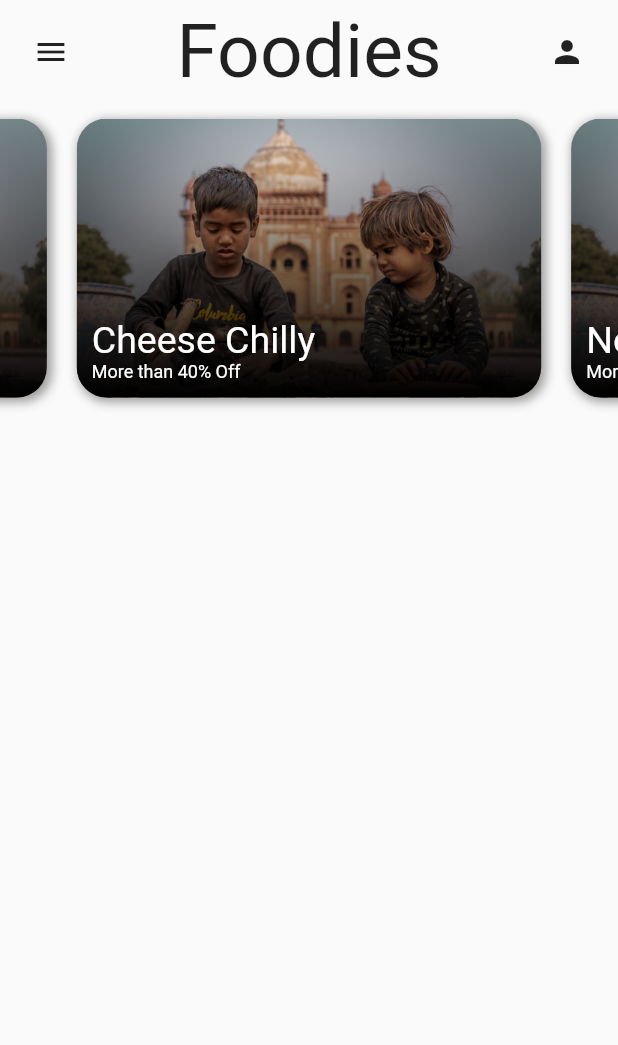
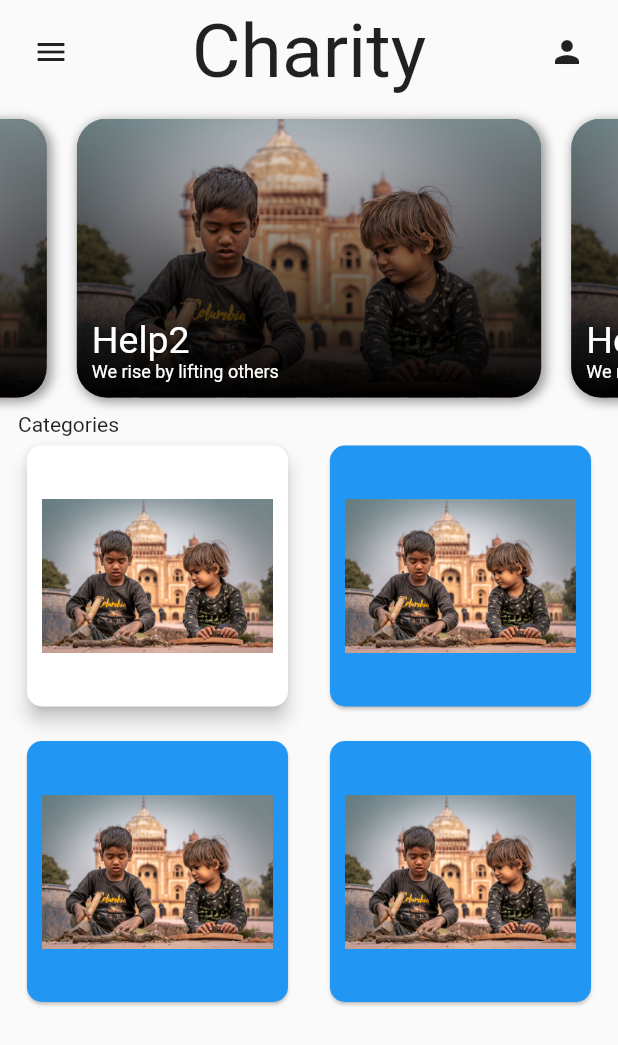
Before and after one commit to AditiBarnwal/ngo_flutterapp, a Flutter app: the screen it shows after launch, on a phone screen of 412 x 824 dp. Shown: the top 1045 px of the screen. Run offline on Flutter 3.47's test engine with Material 2 defaults, Android fonts, the phone set to English and light mode, and no system bars; our stand-ins replace google_fonts; Roboto replaces fonts that are missing (Samantha).

Commit message:
homepage updated

```diff
--- a/lib/Screens/homeScreen.dart
+++ b/lib/Screens/homeScreen.dart
@@ -5,7 +5,7 @@ import 'package:flutter/material.dart';
 import 'package:flutter/services.dart';
 import 'package:google_fonts/google_fonts.dart';
 
-var bannerItems = ["Burger", "Cheese Chilly", "Noodles", "Pizza"];
+var bannerItems = ["Help1", "Help2", "Help3", "Help4"];
 var bannerImage = [
   "assets/images/help3.jpg",
   "assets/images/help3.jpg",
@@ -13,12 +13,14 @@ var bannerImage = [
   "assets/images/help3.jpg"
 ];
 class HomeScreen extends StatelessWidget {
+
   static const String id= 'home-screen';
 
   @override
   Widget build(BuildContext context) {
     var screenHeight = MediaQuery.of(context).size.height;
     var screenWidth = MediaQuery.of(context).size.width;
+
 
     return Scaffold(
       body: Container(
@@ -27,7 +29,7 @@ class HomeScreen extends StatelessWidget {
         child: SafeArea(
             child: SingleChildScrollView(
               child: Column(
-                crossAxisAlignment: CrossAxisAlignment.center,
+                crossAxisAlignment: CrossAxisAlignment.start,
                 children: <Widget>[
                   Padding(
                     padding: const EdgeInsets.fromLTRB(10, 5, 10, 5),
@@ -36,19 +38,106 @@ class HomeScreen extends StatelessWidget {
                       children: <Widget>[
                         IconButton(icon: Icon(Icons.menu), onPressed: () {}),
                         Text(
-                          "Foodies",
+                          "Charity",
                           style: TextStyle(fontSize: 50, fontFamily: "Samantha"),
                         ),
                         IconButton(icon: Icon(Icons.person), onPressed: () {})
                       ],
                     ),
                   ),
+
                   BannerWidgetArea(),
+
+                  Padding(
+                    padding: const EdgeInsets.symmetric(horizontal: 12),
+                    child: Column(
+                      crossAxisAlignment: CrossAxisAlignment.start,
+
+                      children: [
+                        Text("Categories"),
+                        SizedBox(
+
+                          height: MediaQuery.of(context).size.height,
+
+                          child: GridView.count(
+
+                              primary: false,
+                              padding: const EdgeInsets.all(2),
+                              crossAxisSpacing: 20,
+                              mainAxisSpacing: 15,
+                              crossAxisCount: 2,
+                             children:[
+                              Container(
+                                height: 300,
+                                child: Card(
+                                  elevation: 5,
+                                  shape: RoundedRectangleBorder(
+                                    borderRadius: BorderRadius.circular(10)
+                                  ),
+
+                                  child: Padding(
+                                    padding: const EdgeInsets.all(10.0),
+                                    child: Image.asset('assets/images/help3.jpg',
+                                    ),
+                                  ),
+                                ),
+                              ),
+                               Container(
+                                 height: 300,
+                                 child: Card(
+                                   shape: RoundedRectangleBorder(
+                                       borderRadius: BorderRadius.circular(10)
+                                   ),
+                                   color: Colors.blue,
+                                   child: Padding(
+                                     padding: const EdgeInsets.all(10.0),
+                                     child: Image.asset('assets/images/help3.jpg',
+                                     ),
+                                   ),
+                                 ),
+                               ),
+                               Container(
+                                 height: 300,
+                                 child: Card(
+                                   shape: RoundedRectangleBorder(
+                                       borderRadius: BorderRadius.circular(10)
+                                   ),
+                                   color: Colors.blue,
+                                   child: Padding(
+                                     padding: const EdgeInsets.all(10.0),
+                                     child: Image.asset('assets/images/help3.jpg',
+                                     ),
+                                   ),
+                                 ),
+                               ),
+                               Container(
+                                 height: 300,
+                                 child: Card(
+                                   shape: RoundedRectangleBorder(
+                                       borderRadius: BorderRadius.circular(10)
+                                   ),
+                                   color: Colors.blue,
+                                   child: Padding(
+                                     padding: const EdgeInsets.all(10.0),
+                                     child: Image.asset('assets/images/help3.jpg',
+                                     ),
+                                   ),
+                                 ),
+                               ),
+
+                            ],
+                          ),
+                        ),
+                      ],
+                    ),
+                  )
+
 
                 ],
               ),
             )),
       ),
+
 
     );
   }
@@ -108,7 +197,7 @@ class BannerWidgetArea extends StatelessWidget {
                       style: TextStyle(fontSize: 25.0, color: Colors.white),
                     ),
                     Text(
-                      "More than 40% Off",
+                      "We rise by lifting others",
                       style: TextStyle(fontSize: 12.0, color: Colors.white),
                     )
                   ],
@@ -117,7 +206,9 @@ class BannerWidgetArea extends StatelessWidget {
             ],
           ),
         ),
+
       );
+
       banners.add(bannerView);
     }
 
```
